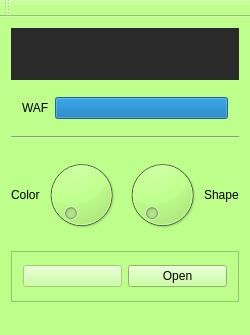
First picture: the form in ui/wafmainwindow.ui, repository nagyistoce/wafmeter, before the edit.
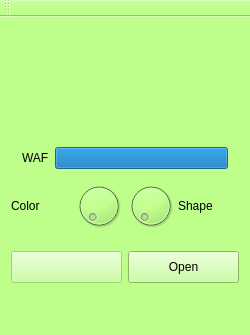
Second picture: the form after the edit. Icons and pictures are not drawn.

Patch:
```diff
--- a/ui/wafmainwindow.ui
+++ b/ui/wafmainwindow.ui
@@ -23,10 +23,13 @@
   </property>
   <widget class="QWidget" name="centralWidget">
    <layout class="QVBoxLayout" name="verticalLayout">
+    <property name="spacing">
+     <number>1</number>
+    </property>
     <item>
      <widget class="QLabel" name="imageLabel">
       <property name="styleSheet">
-       <string notr="true">background-color: rgb(42, 42, 42);</string>
+       <string notr="true"/>
       </property>
       <property name="text">
        <string/>
@@ -77,13 +80,6 @@
       </layout>
      </widget>
     </item>
-    <item>
-     <widget class="Line" name="line">
-      <property name="orientation">
-       <enum>Qt::Horizontal</enum>
-      </property>
-     </widget>
-    </item>
     <item>
      <widget class="QWidget" name="widget" native="true">
       <property name="sizePolicy">
@@ -107,10 +103,24 @@
         </widget>
        </item>
        <item>
-        <widget class="QDial" name="colorProgressBar"/>
+        <widget class="QDial" name="colorProgressBar">
+         <property name="maximumSize">
+          <size>
+           <width>50</width>
+           <height>50</height>
+          </size>
+         </property>
+        </widget>
        </item>
        <item>
-        <widget class="QDial" name="contourProgressBar"/>
+        <widget class="QDial" name="contourProgressBar">
+         <property name="maximumSize">
+          <size>
+           <width>50</width>
+           <height>50</height>
+          </size>
+         </property>
+        </widget>
        </item>
        <item>
         <widget class="QLabel" name="label_2">
@@ -123,41 +133,32 @@
      </widget>
     </item>
     <item>
-     <widget class="QFrame" name="frame">
-      <property name="sizePolicy">
-       <sizepolicy hsizetype="Preferred" vsizetype="Fixed">
-        <horstretch>0</horstretch>
-        <verstretch>0</verstretch>
-       </sizepolicy>
-      </property>
+     <widget class="QWidget" name="widget_2" native="true">
       <property name="maximumSize">
        <size>
         <width>16777215</width>
-        <height>72</height>
+        <height>70</height>
        </size>
       </property>
-      <property name="frameShape">
-       <enum>QFrame::StyledPanel</enum>
-      </property>
-      <property name="frameShadow">
-       <enum>QFrame::Raised</enum>
-      </property>
-      <layout class="QHBoxLayout" name="horizontalLayout">
-       <property name="topMargin">
-        <number>4</number>
-       </property>
-       <property name="bottomMargin">
-        <number>4</number>
+      <layout class="QHBoxLayout" name="horizontalLayout_3">
+       <property name="margin">
+        <number>0</number>
        </property>
        <item>
         <widget class="QPushButton" name="camButton">
          <property name="enabled">
           <bool>false</bool>
          </property>
+         <property name="sizePolicy">
+          <sizepolicy hsizetype="Minimum" vsizetype="Maximum">
+           <horstretch>0</horstretch>
+           <verstretch>0</verstretch>
+          </sizepolicy>
+         </property>
          <property name="minimumSize">
           <size>
-           <width>40</width>
-           <height>0</height>
+           <width>32</width>
+           <height>32</height>
           </size>
          </property>
          <property name="toolTip">
@@ -177,6 +178,18 @@
        </item>
        <item>
         <widget class="QPushButton" name="fileButton">
+         <property name="sizePolicy">
+          <sizepolicy hsizetype="Preferred" vsizetype="Maximum">
+           <horstretch>0</horstretch>
+           <verstretch>0</verstretch>
+          </sizepolicy>
+         </property>
+         <property name="minimumSize">
+          <size>
+           <width>32</width>
+           <height>32</height>
+          </size>
+         </property>
          <property name="toolTip">
           <string>Open a picture file</string>
          </property>
```
Left out of the diff: 10 changed lines with no effect on the pictures.
